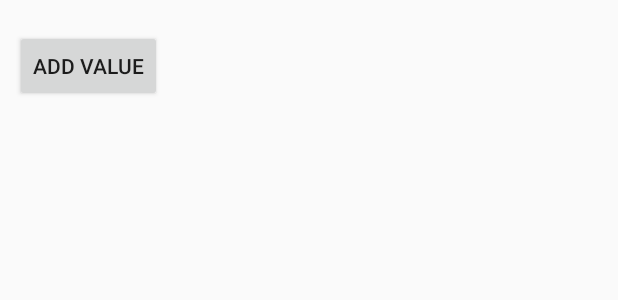
After one commit to Khelle/android-xtt2, an Android app: the layout view_formulae_list_dialog.xml on its own in the app's theme, with its tools: preview values and no code run, on a phone screen of 412 x 824 dp. The commit adds this screen. Shown: the top 300 px of the screen. Run offline under Robolectric (Android 15) with nearby library versions, the phone set to English and light mode, and no system bars.

Commit message:
dialog wip

```diff
--- /dev/null
+++ b/app/src/main/res/layout/view_formulae_list_dialog.xml
@@ -0,0 +1,23 @@
+<?xml version="1.0" encoding="utf-8"?>
+    <LinearLayout
+        xmlns:android="http://schemas.android.com/apk/res/android"
+        android:orientation="horizontal"
+        android:layout_width="wrap_content"
+        android:layout_height="wrap_content"
+        android:layout_gravity="left"
+        android:paddingTop="20dp"
+        android:paddingBottom="20dp"
+        android:paddingLeft="10dp"
+        android:paddingRight="10dp">
+
+        <!--<android.support.v7.widget.RecyclerView-->
+            <!--android:id="@+id/formulae_value_recycler_view"-->
+            <!--android:scrollbars="vertical"-->
+            <!--android:layout_width="match_parent"-->
+            <!--android:layout_height="match_parent"/>-->
+
+        <Button
+            android:layout_width="wrap_content"
+            android:layout_height="wrap_content"
+            android:text="@string/button_formulae_value_add" />
+    </LinearLayout>
--- a/app/src/main/res/values/strings.xml
+++ b/app/src/main/res/values/strings.xml
@@ -1,4 +1,5 @@
 <resources>
     <string name="app_name">Xtt2Android</string>
     <string name="title_activity_main">MainActivity</string>
+    <string name="button_formulae_value_add">Add value</string>
 </resources>
```
Also changed, not shown: app/src/main/java/xtt2android/pl/edu/agh/eis/xtt2android/adapters/RulesListAdapter.java (+12 -3 lines), app/src/main/java/xtt2android/pl/edu/agh/eis/xtt2android/dialog/FormulaeDialog.java (added, +16 -0 lines), app/src/main/java/xtt2android/pl/edu/agh/eis/xtt2android/dialog/FormulaeListDialog.java (added, +12 -0 lines), app/src/main/java/xtt2android/pl/edu/agh/eis/xtt2android/listeners/FormulaeValueClickListener.java (added, +27 -0 lines), app/src/main/res/layout/view_formulae_value_card.xml (added, +33 -0 lines).
